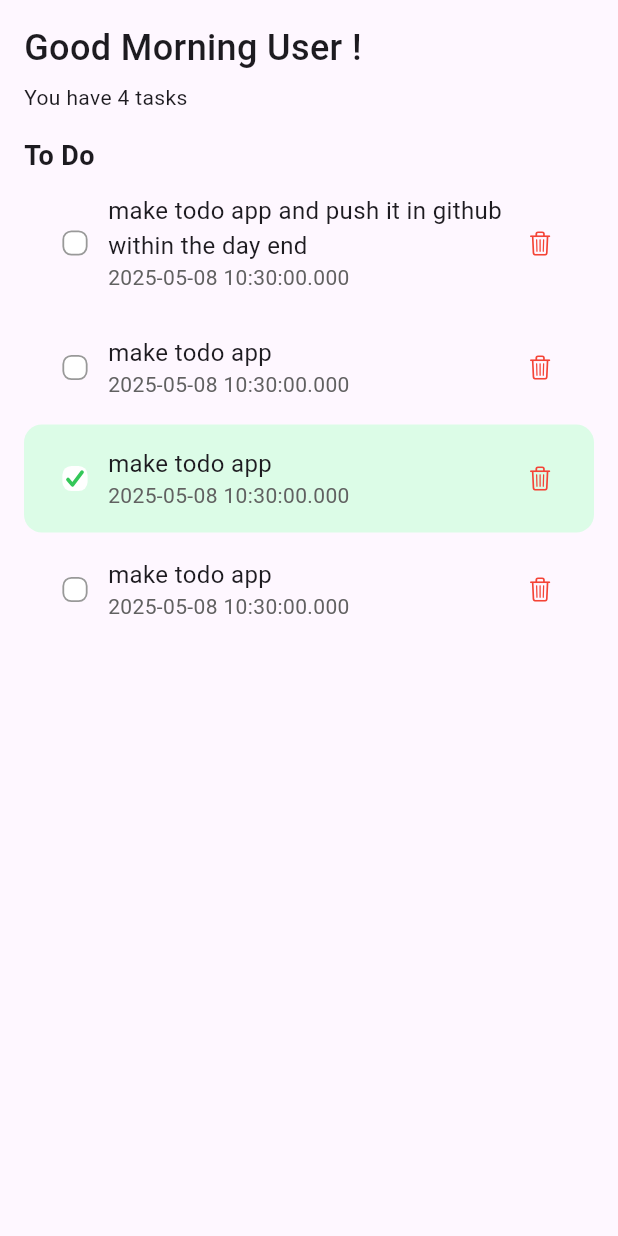
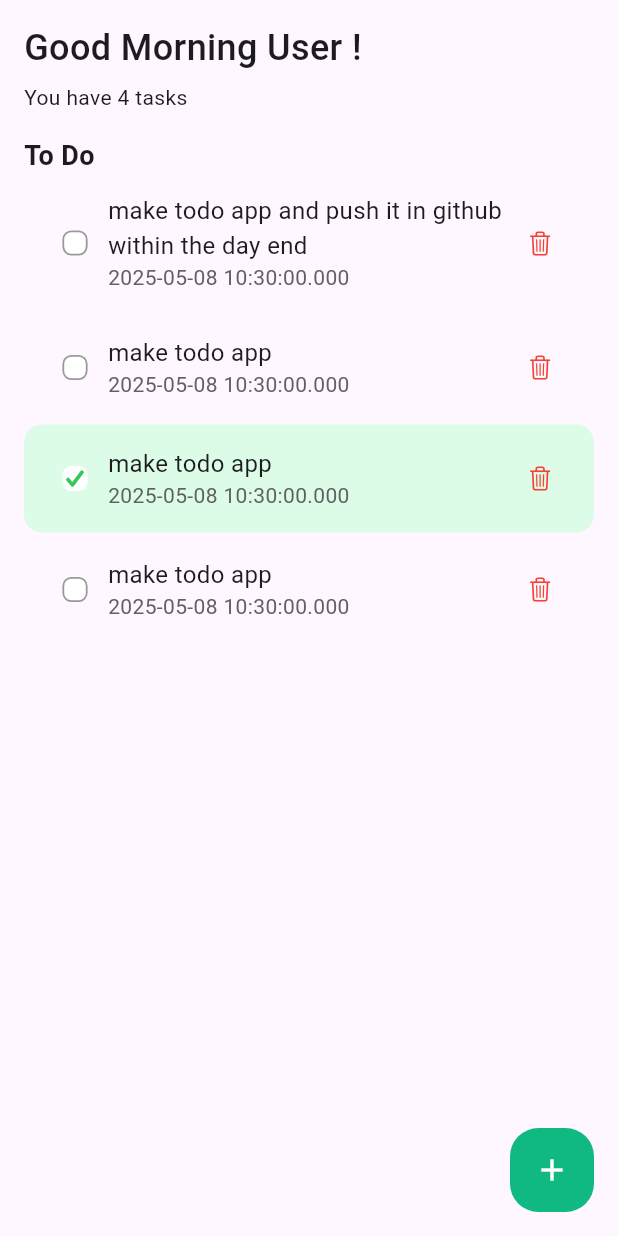
Before and after one commit to 0xawasthi/TODOapp, a Flutter app: the screen it shows after launch, on a phone screen of 412 x 824 dp. Run offline on Flutter 3.47's test engine with Material 3 defaults, Android fonts, the phone set to English and light mode, and no system bars.

Commit message:
add task button

```diff
--- a/lib/homepage.dart
+++ b/lib/homepage.dart
@@ -31,6 +31,9 @@ class _HomePageState extends State<HomePage> {
     });
   }
 
+  // Add new tasks
+  void addNewTask() {}
+
   @override
   Widget build(BuildContext context) {
     final h = MediaQuery.of(context).size.height;
@@ -43,6 +46,17 @@ class _HomePageState extends State<HomePage> {
           statusBarIconBrightness: Brightness.dark,
         ),
         child: Scaffold(
+          floatingActionButton: FloatingActionButton(
+            onPressed: addNewTask,
+            backgroundColor: Color(0xff10B981),
+            foregroundColor: Colors.white,
+            elevation: 0,
+            shape: RoundedRectangleBorder(
+              borderRadius: BorderRadius.circular(19),
+            ),
+            child: Icon(Icons.add),
+          ),
+
           body: Container(
             height: h,
             width: w,
```
